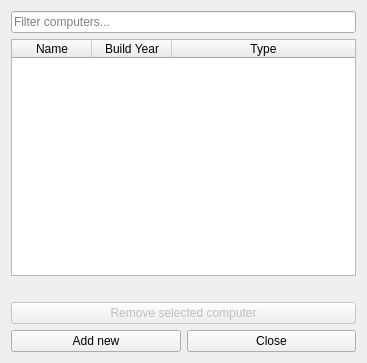
The window that compwindow.ui (sandraBender/VLN1-hopur2) describes before a commit, drawn with Qt 5.
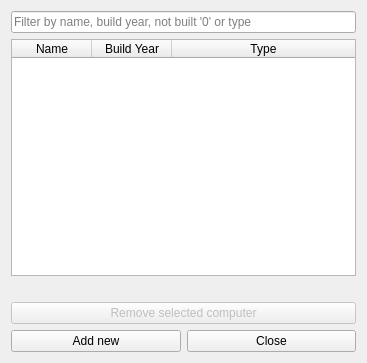
The same window after the commit.

Commit message: Hægt að leita eftir sci-year og comp-type

The edit to the form file:
```diff
--- a/compwindow.ui
+++ b/compwindow.ui
@@ -19,7 +19,7 @@
      <item>
       <widget class="QLineEdit" name="line_filter_computers">
        <property name="placeholderText">
-        <string>Filter computers...</string>
+        <string>Filter by name, build year, not built '0' or type</string>
        </property>
       </widget>
      </item>
```
The commit also changes 6 other files.
